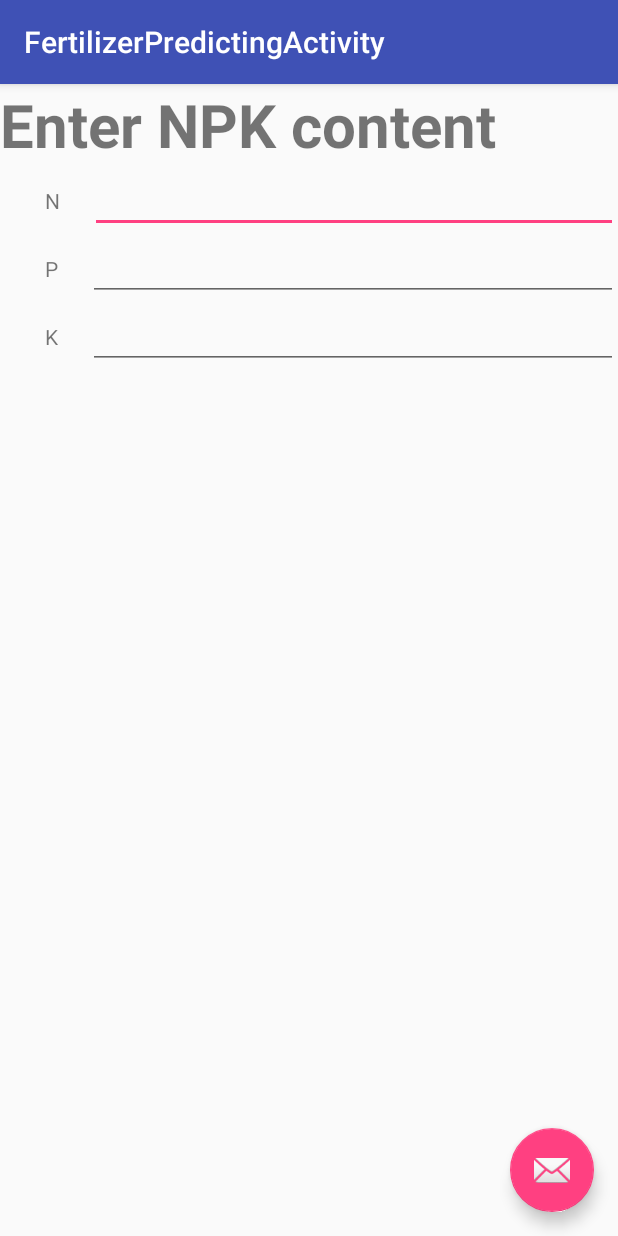
After one commit to DhruvBhagadia/HackInfinity-2017, an Android app: the FertilizerPredictingActivity screen opened directly, with no data from a screen before it, on a phone screen of 412 x 824 dp. The commit adds this screen. Run offline under Robolectric (Android 15) with nearby library versions, the phone set to English and light mode, and no system bars.

Commit message:
FertilizerPredictingActivity added

```diff
--- a/app/build.gradle
+++ b/app/build.gradle
@@ -26,5 +26,6 @@ dependencies {
     })
     compile 'com.android.support:appcompat-v7:25.3.1'
     compile 'com.android.support.constraint:constraint-layout:1.0.2'
+    compile 'com.android.support:design:25.3.1'
     testCompile 'junit:junit:4.12'
 }
--- a/app/src/main/AndroidManifest.xml
+++ b/app/src/main/AndroidManifest.xml
@@ -16,6 +16,10 @@
                 <category android:name="android.intent.category.LAUNCHER" />
             </intent-filter>
         </activity>
+        <activity
+            android:name=".FertilizerPredictingActivity"
+            android:label="@string/title_activity_fertilizer_predicting"
+            android:theme="@style/AppTheme.NoActionBar"></activity>
     </application>
 
 </manifest>
--- /dev/null
+++ b/app/src/main/java/com/example/dell_pc/soilfertility/FertilizerPredictingActivity.java
@@ -0,0 +1,54 @@
+package com.example.dell_pc.soilfertility;
+
+import android.database.Cursor;
+import android.database.sqlite.SQLiteDatabase;
+import android.database.sqlite.SQLiteStatement;
+import android.os.Bundle;
+import android.support.design.widget.FloatingActionButton;
+import android.support.design.widget.Snackbar;
+import android.support.v7.app.AppCompatActivity;
+import android.support.v7.widget.Toolbar;
+import android.util.Log;
+import android.view.View;
+import android.widget.EditText;
+
+public class FertilizerPredictingActivity extends AppCompatActivity {
+
+    SQLiteDatabase cropsDB;
+
+    @Override
+    protected void onCreate(Bundle savedInstanceState) {
+        super.onCreate(savedInstanceState);
+        setContentView(R.layout.activity_fertilizer_predicting);
+        Toolbar toolbar = (Toolbar) findViewById(R.id.toolbar);
+        setSupportActionBar(toolbar);
+
+
+
+        EditText n_et = (EditText) findViewById(R.id.n_et);
+        EditText p_et = (EditText) findViewById(R.id.p_et);
+        EditText k_et = (EditText) findViewById(R.id.k_et);
+
+        try{
+            cropsDB = this.openOrCreateDatabase("Crops", MODE_PRIVATE, null);
+            cropsDB.execSQL("CREATE TABLE IF NOT EXISTS cropMSP (cropName VARCHAR, msp INTEGER(4))");
+
+            getData();
+
+        }catch (Exception e){
+            e.printStackTrace();
+        }
+        }
+
+        public void getData(){
+            Cursor c = cropsDB.rawQuery("SELECT * FROM cropMSP", null);
+            int nameIndex = c.getColumnIndex("cropName");
+            int mspIndex = c.getColumnIndex("msp");
+            c.moveToFirst();
+            while(!c.isAfterLast()){
+                Log.i("Crop Name: ", c.getString(nameIndex));
+                Log.i("MSP: ", Integer.toString(c.getInt(mspIndex)));
+                c.moveToNext();
+            }
+        }
+    }
--- a/app/src/main/java/com/example/dell_pc/soilfertility/MainActivity.java
+++ b/app/src/main/java/com/example/dell_pc/soilfertility/MainActivity.java
@@ -1,7 +1,10 @@
 package com.example.dell_pc.soilfertility;
 
+import android.content.Intent;
 import android.support.v7.app.AppCompatActivity;
 import android.os.Bundle;
+import android.view.View;
+import android.widget.Button;
 
 public class MainActivity extends AppCompatActivity {
 
@@ -9,5 +12,14 @@ public class MainActivity extends AppCompatActivity {
     protected void onCreate(Bundle savedInstanceState) {
         super.onCreate(savedInstanceState);
         setContentView(R.layout.activity_main);
+
+        Button button1 = (Button) findViewById(R.id.button1);
+        button1.setOnClickListener(new View.OnClickListener() {
+            @Override
+            public void onClick(View v) {
+                Intent intent = new Intent(getApplicationContext(), FertilizerPredictingActivity.class);
+                startActivity(intent);
+            }
+        });
     }
 }
--- /dev/null
+++ b/app/src/main/res/layout/activity_fertilizer_predicting.xml
@@ -0,0 +1,33 @@
+<?xml version="1.0" encoding="utf-8"?>
+<android.support.design.widget.CoordinatorLayout xmlns:android="http://schemas.android.com/apk/res/android"
+    xmlns:app="http://schemas.android.com/apk/res-auto"
+    xmlns:tools="http://schemas.android.com/tools"
+    android:layout_width="match_parent"
+    android:layout_height="match_parent"
+    tools:context="com.example.dell_pc.soilfertility.FertilizerPredictingActivity">
+
+    <android.support.design.widget.AppBarLayout
+        android:layout_width="match_parent"
+        android:layout_height="wrap_content"
+        android:theme="@style/AppTheme.AppBarOverlay">
+
+        <android.support.v7.widget.Toolbar
+            android:id="@+id/toolbar"
+            android:layout_width="match_parent"
+            android:layout_height="?attr/actionBarSize"
+            android:background="?attr/colorPrimary"
+            app:popupTheme="@style/AppTheme.PopupOverlay" />
+
+    </android.support.design.widget.AppBarLayout>
+
+    <include layout="@layout/content_fertilizer_predicting" />
+
+    <android.support.design.widget.FloatingActionButton
+        android:id="@+id/fab"
+        android:layout_width="wrap_content"
+        android:layout_height="wrap_content"
+        android:layout_gravity="bottom|end"
+        android:layout_margin="@dimen/fab_margin"
+        app:srcCompat="@android:drawable/ic_dialog_email" />
+
+</android.support.design.widget.CoordinatorLayout>
--- a/app/src/main/res/layout/activity_main.xml
+++ b/app/src/main/res/layout/activity_main.xml
@@ -1,18 +1,15 @@
 <?xml version="1.0" encoding="utf-8"?>
-<android.support.constraint.ConstraintLayout xmlns:android="http://schemas.android.com/apk/res/android"
+<RelativeLayout xmlns:android="http://schemas.android.com/apk/res/android"
     xmlns:app="http://schemas.android.com/apk/res-auto"
     xmlns:tools="http://schemas.android.com/tools"
     android:layout_width="match_parent"
     android:layout_height="match_parent"
     tools:context="com.example.dell_pc.soilfertility.MainActivity">
 
-    <TextView
+    <Button
         android:layout_width="wrap_content"
         android:layout_height="wrap_content"
-        android:text="Hello World!"
-        app:layout_constraintBottom_toBottomOf="parent"
-        app:layout_constraintLeft_toLeftOf="parent"
-        app:layout_constraintRight_toRightOf="parent"
-        app:layout_constraintTop_toTopOf="parent" />
+        android:id="@+id/button1"
+        android:text="Fertilizer" />
 
-</android.support.constraint.ConstraintLayout>
+</RelativeLayout>
--- /dev/null
+++ b/app/src/main/res/layout/content_fertilizer_predicting.xml
@@ -0,0 +1,86 @@
+<?xml version="1.0" encoding="utf-8"?>
+<RelativeLayout xmlns:android="http://schemas.android.com/apk/res/android"
+    xmlns:app="http://schemas.android.com/apk/res-auto"
+    xmlns:tools="http://schemas.android.com/tools"
+    android:layout_width="match_parent"
+    android:layout_height="match_parent"
+    app:layout_behavior="@string/appbar_scrolling_view_behavior"
+    tools:context="com.example.dell_pc.soilfertility.FertilizerPredictingActivity"
+    tools:showIn="@layout/activity_fertilizer_predicting">
+
+    <TextView
+        android:id="@+id/title"
+        android:layout_width="wrap_content"
+        android:layout_height="wrap_content"
+        android:text="Enter NPK content"
+        android:gravity="center"
+        android:textSize="40sp"
+        android:textStyle="bold"/>
+
+    <LinearLayout
+        android:id="@+id/n_ll"
+        android:layout_below="@+id/title"
+        android:layout_width="match_parent"
+        android:layout_height="wrap_content"
+        android:orientation="horizontal">
+
+        <TextView
+            android:layout_below="@+id/n_tv"
+            android:layout_width="wrap_content"
+            android:layout_height="wrap_content"
+            android:text="N"
+            android:layout_marginLeft="30dp"/>
+
+        <EditText
+            android:id="@+id/n_et"
+            android:layout_width="match_parent"
+            android:layout_height="wrap_content"
+            android:layout_marginLeft="20dp"/>
+
+    </LinearLayout>
+
+    <LinearLayout
+        android:id="@+id/p_ll"
+        android:layout_below="@+id/n_ll"
+        android:layout_width="match_parent"
+        android:layout_height="wrap_content"
+        android:orientation="horizontal">
+
+        <TextView
+            android:layout_below="@+id/p_tv"
+            android:layout_width="wrap_content"
+            android:layout_height="wrap_content"
+            android:text="P"
+            android:layout_marginLeft="30dp"/>
+
+        <EditText
+            android:id="@+id/p_et"
+            android:layout_width="match_parent"
+            android:layout_height="wrap_content"
+            android:layout_marginLeft="20dp"/>
+
+    </LinearLayout>
+
+    <LinearLayout
+        android:id="@+id/k_ll"
+        android:layout_below="@+id/p_ll"
+        android:layout_width="match_parent"
+        android:layout_height="wrap_content"
+        android:orientation="horizontal">
+
+        <TextView
+            android:layout_below="@+id/k_tv"
+            android:layout_width="wrap_content"
+            android:layout_height="wrap_content"
+            android:text="K"
+            android:layout_marginLeft="30dp"/>
+
+        <EditText
+            android:id="@+id/k_et"
+            android:layout_width="match_parent"
+            android:layout_height="wrap_content"
+            android:layout_marginLeft="20dp"/>
+
+    </LinearLayout>
+
+</RelativeLayout>
--- /dev/null
+++ b/app/src/main/res/values/dimens.xml
@@ -0,0 +1,3 @@
+<resources>
+    <dimen name="fab_margin">16dp</dimen>
+</resources>
--- a/app/src/main/res/values/strings.xml
+++ b/app/src/main/res/values/strings.xml
@@ -1,3 +1,4 @@
 <resources>
     <string name="app_name">Soil Fertility</string>
+    <string name="title_activity_fertilizer_predicting">FertilizerPredictingActivity</string>
 </resources>
--- a/app/src/main/res/values/styles.xml
+++ b/app/src/main/res/values/styles.xml
@@ -8,4 +8,13 @@
         <item name="colorAccent">@color/colorAccent</item>
     </style>
 
+    <style name="AppTheme.NoActionBar">
+        <item name="windowActionBar">false</item>
+        <item name="windowNoTitle">true</item>
+    </style>
+
+    <style name="AppTheme.AppBarOverlay" parent="ThemeOverlay.AppCompat.Dark.ActionBar" />
+
+    <style name="AppTheme.PopupOverlay" parent="ThemeOverlay.AppCompat.Light" />
+
 </resources>
```
Also changed, not shown: 3 other files.
